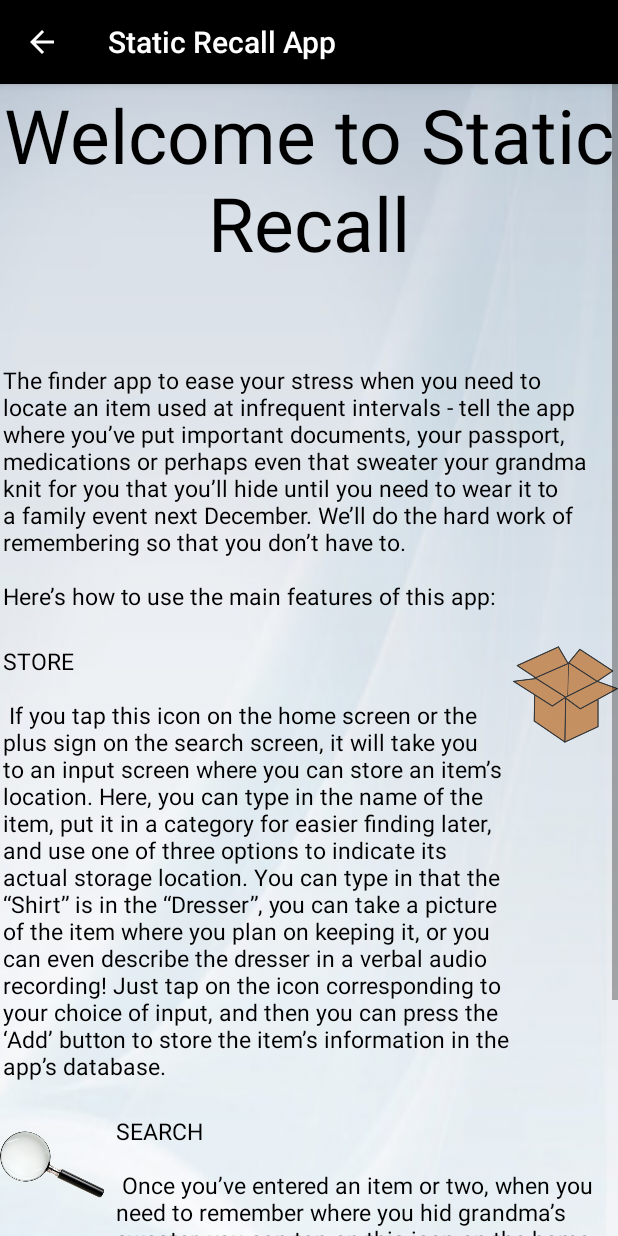
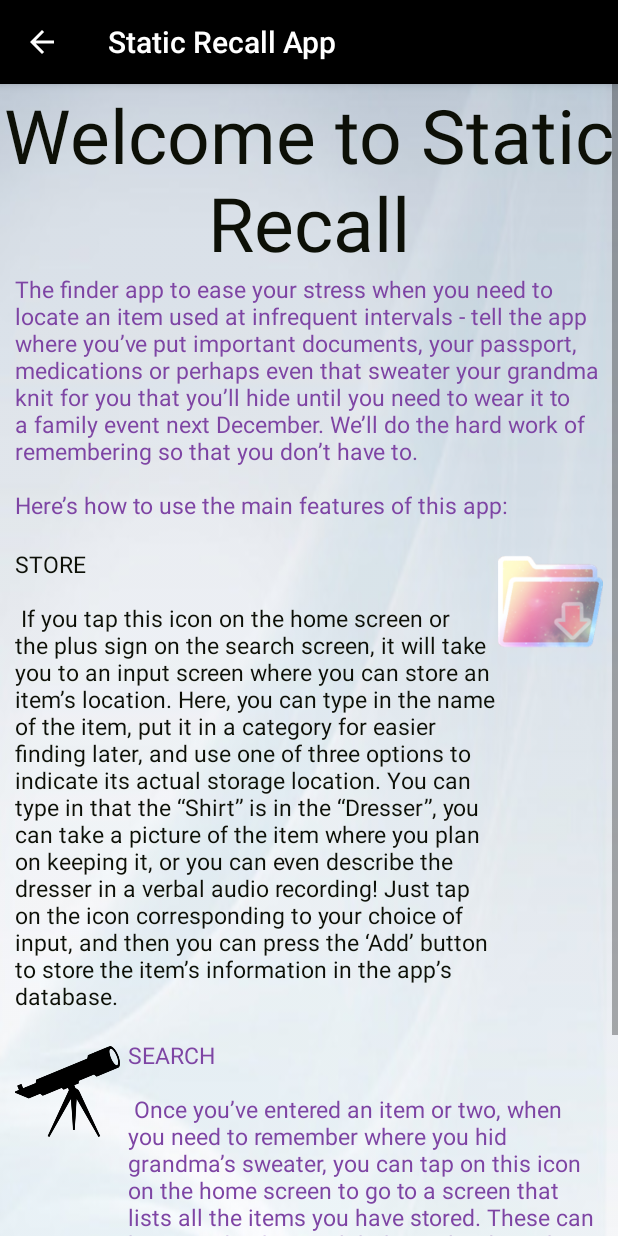
Before and after one commit to MegaJ/static_recall, an Android app: the AboutScreenActivity screen opened directly, with no data from a screen before it, on a phone screen of 412 x 824 dp. Run offline under Robolectric (Android 15) with nearby library versions, the phone set to English and light mode, and no system bars; Roboto replaces fonts that are not available here.

Commit message:
Added theme colors, changed some of the text/accents

```diff
--- a/app/src/main/res/layout/activity_about_screen.xml
+++ b/app/src/main/res/layout/activity_about_screen.xml
@@ -20,7 +20,7 @@
             android:textAlignment="center"
             android:text="@string/welcome_message"
             android:textSize="50sp"
-            android:textColor="@android:color/black"
+            android:textColor="#0D1007"
             android:layout_below="@+id/view"
             android:layout_alignParentLeft="true"
             android:layout_alignParentStart="true"
@@ -30,10 +30,11 @@
             android:id="@+id/welcome_intro"
             android:layout_width="match_parent"
             android:layout_height="wrap_content"
-            android:layout_margin="2dp"
+            android:layout_marginRight="10dp"
+            android:layout_marginLeft="10dp"
             android:text="@string/welcome_about_info"
             android:textSize="15sp"
-            android:textColor="@android:color/black"
+            android:textColor="#7E45A4"
             android:layout_below="@id/welcome_title"
             />
 
@@ -42,7 +43,8 @@
             android:id="@+id/storeimage"
             android:layout_width="70dp"
             android:layout_height="70dp"
-            android:src="@drawable/box"
+            android:layout_marginRight="10dp"
+            android:src="@drawable/galaxy_stash"
             android:layout_below="@id/welcome_intro"
             android:layout_alignParentRight="true"
             />
@@ -51,11 +53,11 @@
             android:id="@+id/about_store_text"
             android:layout_width="match_parent"
             android:layout_height="wrap_content"
-            android:layout_margin="2dp"
+            android:layout_marginLeft="10dp"
             android:layout_toLeftOf="@id/storeimage"
             android:text="@string/about_store_function"
             android:textSize="15sp"
-            android:textColor="@android:color/black"
+            android:textColor="#0D1007"
             android:layout_below="@id/welcome_intro"
             />
 
@@ -64,8 +66,9 @@
             android:id="@+id/searchimage"
             android:layout_width="70dp"
             android:layout_height="70dp"
+            android:layout_marginLeft="10dp"
             android:layout_marginRight="5dp"
-            android:src="@drawable/magnifying2"
+            android:src="@drawable/telescope"
             android:layout_below="@id/about_store_text"
             android:layout_alignParentLeft="true"
             />
@@ -74,11 +77,11 @@
             android:id="@+id/about_search_text"
             android:layout_width="match_parent"
             android:layout_height="wrap_content"
-            android:layout_margin="2dp"
+            android:layout_marginRight="10dp"
             android:layout_toRightOf="@id/searchimage"
             android:text="@string/about_search_function"
             android:textSize="15sp"
-            android:textColor="@android:color/black"
+            android:textColor="#7E45A4"
             android:layout_below="@id/about_store_text"
             />
 
@@ -92,7 +95,7 @@
                 android:id="@+id/toolbar"
                 android:layout_width="match_parent"
                 android:layout_height="?attr/actionBarSize"
-                android:background="?attr/colorPrimary"
+                android:background="?attr/colorPrimaryDark"
                 app:popupTheme="@style/AppTheme.PopupOverlay" />
 
         </android.support.design.widget.AppBarLayout>
--- a/app/src/main/res/values/colors.xml
+++ b/app/src/main/res/values/colors.xml
@@ -1,12 +1,10 @@
 <?xml version="1.0" encoding="utf-8"?>
 <resources>
-    <!--<color name="colorPrimary">#4462A6</color>
-    <color name="colorPrimaryDark">#364679</color>
-    <color name="colorPrimaryLight">#C3D0E8</color>-->
-    <color name="colorPrimary">#000000</color>
-    <color name="colorPrimaryDark">#000000</color>
-    <color name="colorPrimaryLight">#000000</color>
-    <color name="colorAccent">#66569A</color>
+    <color name="colorPrimary">#554FBD</color>
+    <color name="colorPrimaryDark">#0D1007</color>
+    <color name="colorPrimaryLight">#7E45A4</color>
+    <color name="colorAccent">#60365E</color>
+    <color name="colorAccentLight">#D778B8</color>
 
     <color name="black_overlay">#66000000</color>
 
--- a/app/src/main/res/values/strings.xml
+++ b/app/src/main/res/values/strings.xml
@@ -35,7 +35,7 @@
     <string name="title_activity_about_screen">AboutScreenActivity</string>
     <string name="action_settings">Settings</string>
     <string name="section_format">Hello World from section: %1$d</string>
-    <string name="welcome_message">Welcome to Static Recall\n</string>
+    <string name="welcome_message">Welcome to Static Recall</string>
 
     <string name="welcome_about_info">The finder app to ease your stress when you need to locate an
         item used at infrequent intervals - tell the app where you’ve put important documents, your
--- a/app/src/main/res/values/styles.xml
+++ b/app/src/main/res/values/styles.xml
@@ -3,8 +3,6 @@
     <!-- Base application theme. -->
     <style name="AppTheme" parent="Theme.AppCompat.Light.DarkActionBar">
         <!-- Customize your theme here. -->
-        <item name="colorPrimary">@color/colorPrimary</item>
-        <item name="colorPrimaryDark">@color/colorPrimaryDark</item>
         <item name="colorAccent">@color/colorAccent</item>
     </style>
 
```
Also changed, not shown: app/src/main/res/layout/content_item_info_screen.xml (+11 -4 lines), app/src/main/res/layout/content_store_location.xml (+9 -7 lines).
